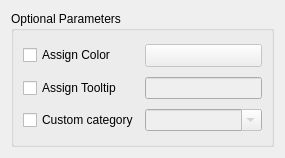
Above: CustomWidgets/buttonPropWidget.ui from dsgoficial/DsgTools before the change. Below: the same form after it.
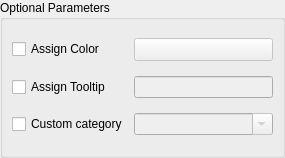
That is the form after the change. Custom widgets are drawn as their Qt base class.

Commit message: no margin for u!

```diff
--- a/CustomWidgets/buttonPropWidget.ui
+++ b/CustomWidgets/buttonPropWidget.ui
@@ -14,6 +14,9 @@
    <string>Form</string>
   </property>
   <layout class="QGridLayout" name="gridLayout">
+   <property name="margin">
+    <number>0</number>
+   </property>
    <item row="0" column="0">
     <widget class="QgsCollapsibleGroupBox" name="mGroupBox">
      <property name="title">
```
